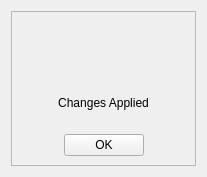
Before: the Qt Designer form UI_Files/applied_widget.ui in Satanarious/TranslucentFlyoutsConfig, drawn with Qt 5.
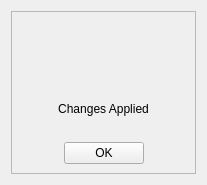
After: the same form once the commit is applied. Icons and pictures are not drawn.

The edit to the form file:
```diff
--- a/UI_Files/applied_widget.ui
+++ b/UI_Files/applied_widget.ui
@@ -7,7 +7,7 @@
     <x>0</x>
     <y>0</y>
     <width>207</width>
-    <height>177</height>
+    <height>185</height>
    </rect>
   </property>
   <property name="windowTitle">
```
Left out of the diff: 39 changed lines with no effect on the pictures. Lines whose indentation alone changed are shown as unchanged.
